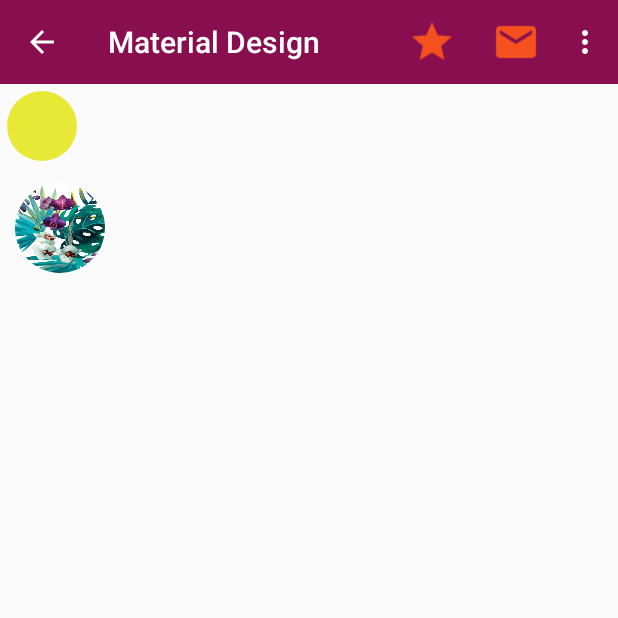
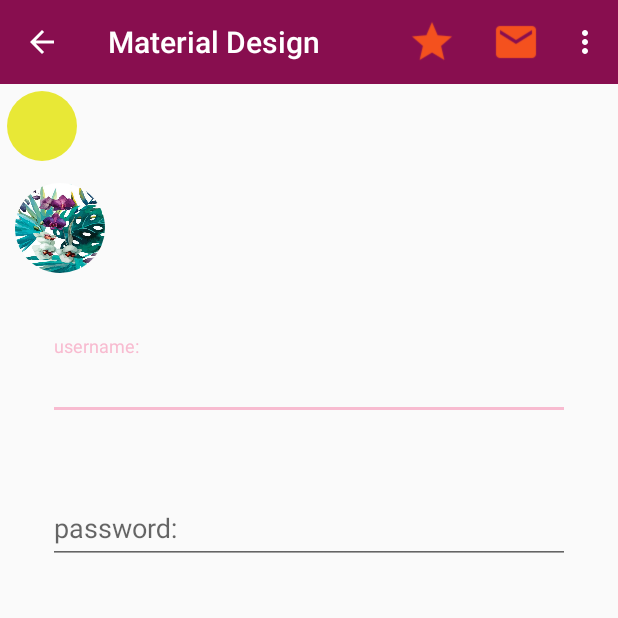
Before and after one commit to Majusna/MaterialDesignExercise, an Android app: the screen it shows after launch (MainActivity), on a phone screen of 412 x 824 dp, the top half of it. Run offline under Robolectric (Android 15) with nearby library versions, the phone set to English and light mode, and no system bars.

Commit message:
AppCompatEditText 1

```diff
--- a/app/src/main/res/layout/activity_main.xml
+++ b/app/src/main/res/layout/activity_main.xml
@@ -29,4 +29,42 @@
         android:layout_height="80dp"
         android:id="@+id/image_holder"/>
 
+    <android.support.design.widget.TextInputLayout
+        android:layout_width="match_parent"
+        android:layout_height="wrap_content"
+        android:id="@+id/text_input_layout"
+        android:layout_marginTop="32dp"
+        android:layout_marginLeft="32dp"
+        android:layout_marginRight="32dp"
+        android:layout_marginBottom="8dp">
+
+
+        <android.support.v7.widget.AppCompatEditText
+            android:layout_width="match_parent"
+            android:layout_height="wrap_content"
+            android:id="@+id/username_text_feild"
+            android:hint="username:"
+            android:inputType="text"/>
+
+    </android.support.design.widget.TextInputLayout>
+
+    <android.support.design.widget.TextInputLayout
+        android:layout_width="match_parent"
+        android:layout_height="wrap_content"
+        android:id="@+id/password_input_layout"
+        android:layout_marginTop="32dp"
+        android:layout_marginLeft="32dp"
+        android:layout_marginRight="32dp"
+        android:layout_marginBottom="8dp">
+
+
+        <android.support.v7.widget.AppCompatEditText
+            android:layout_width="match_parent"
+            android:layout_height="wrap_content"
+            android:id="@+id/password_text_feild"
+            android:hint="password:"
+            android:inputType="textPassword"/>
+
+    </android.support.design.widget.TextInputLayout>
+
 </LinearLayout>
```
